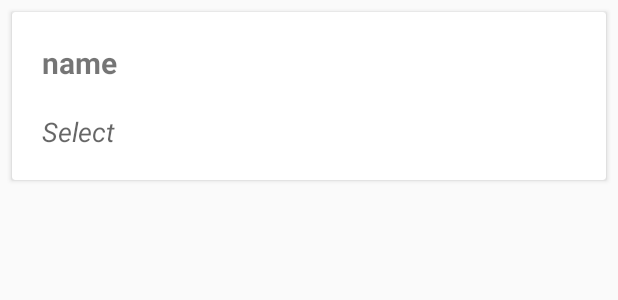
After one commit to Aritra1704/MarketPulse, an Android app: the layout criteria_item.xml on its own in the app's theme, with its tools: preview values and no code run, on a phone screen of 412 x 824 dp. The commit adds this screen. Shown: the top 300 px of the screen. Run offline under Robolectric (Android 15) with nearby library versions, the phone set to English and light mode, and no system bars.

Commit message:
Added Criteria detail screen. Provided serialization to objects.

```diff
--- a/app/build.gradle
+++ b/app/build.gradle
@@ -44,6 +44,8 @@ dependencies {
     implementation 'androidx.constraintlayout:constraintlayout:1.1.3'
     implementation 'com.google.android.material:material:1.0.0'
     implementation 'com.android.support:cardview-v7:27.1.1'
+    implementation 'androidx.legacy:legacy-support-v4:1.0.0'
+    implementation 'androidx.recyclerview:recyclerview:1.0.0'
     testImplementation 'junit:junit:4.12'
     androidTestImplementation 'androidx.test:runner:1.2.0'
     androidTestImplementation 'androidx.test.espresso:espresso-core:3.2.0'
--- a/app/src/main/AndroidManifest.xml
+++ b/app/src/main/AndroidManifest.xml
@@ -2,7 +2,7 @@
 <manifest xmlns:android="http://schemas.android.com/apk/res/android"
     package="com.example.marketpulse">
 
-    <uses-permission android:name="android.permission.INTERNET"/>
+    <uses-permission android:name="android.permission.INTERNET" />
 
     <application
         android:name=".common.AppInstance"
@@ -12,8 +12,9 @@
         android:roundIcon="@mipmap/ic_launcher_round"
         android:supportsRtl="true"
         android:theme="@style/AppTheme">
+        <activity android:name=".ui.criteriadetail.CriteriaDetailActivity"></activity>
         <activity
-            android:name=".ui.MarketActivity"
+            android:name=".ui.marketlist.MarketActivity"
             android:label="@string/app_name"
             android:theme="@style/AppTheme.NoActionBar">
             <intent-filter>
--- a/app/src/main/java/com/example/marketpulse/modules/AppComponent.java
+++ b/app/src/main/java/com/example/marketpulse/modules/AppComponent.java
@@ -1,7 +1,6 @@
 package com.example.marketpulse.modules;
 
 import com.example.marketpulse.repository.MarketRepo;
-import com.example.marketpulse.ui.MarketActivity;
 import com.example.marketpulse.modules.data.MarketNames;
 import com.example.marketpulse.webservices.RetrofitService;
 
--- a/app/src/main/java/com/example/marketpulse/modules/data/Criteria.java
+++ b/app/src/main/java/com/example/marketpulse/modules/data/Criteria.java
@@ -2,7 +2,7 @@ package com.example.marketpulse.modules.data;
 
 import javax.inject.Inject;
 
-public class Criteria {
+public class Criteria extends BaseDO  {
     private String type;
     private String text;
 
--- a/app/src/main/java/com/example/marketpulse/ui/MarketActivity.java
+++ b/app/src/main/java/com/example/marketpulse/ui/marketlist/MarketActivity.java
@@ -1,4 +1,4 @@
-package com.example.marketpulse.ui;
+package com.example.marketpulse.ui.marketlist;
 
 import android.os.Bundle;
 
@@ -6,6 +6,7 @@ import com.arpaul.utilitieslib.NetworkUtility;
 import com.example.marketpulse.R;
 import com.example.marketpulse.modules.AppComponent;
 import com.example.marketpulse.modules.data.MarketNames;
+import com.example.marketpulse.ui.BaseActivity;
 import com.example.marketpulse.viewmodel.MarketVM;
 
 import androidx.lifecycle.ViewModelProviders;
--- a/app/src/main/res/layout/content_main.xml
+++ b/app/src/main/res/layout/content_main.xml
@@ -5,7 +5,7 @@
     android:layout_width="match_parent"
     android:layout_height="match_parent"
     app:layout_behavior="@string/appbar_scrolling_view_behavior"
-    tools:context=".ui.MarketActivity">
+    tools:context=".ui.marketlist.MarketActivity">
 
     <androidx.recyclerview.widget.RecyclerView
         android:id="@+id/rvMarket"
--- /dev/null
+++ b/app/src/main/res/layout/criteria_item.xml
@@ -0,0 +1,37 @@
+<?xml version="1.0" encoding="utf-8"?>
+<androidx.cardview.widget.CardView xmlns:android="http://schemas.android.com/apk/res/android"
+    xmlns:app="http://schemas.android.com/apk/res-auto"
+    android:id="@+id/cvCrust"
+    android:layout_width="match_parent"
+    android:layout_height="wrap_content"
+    android:layout_margin="@dimen/m_8"
+    android:layout_marginTop="@dimen/m_10"
+    android:elevation="@dimen/m_5"
+    app:layout_constraintLeft_toLeftOf="parent"
+    app:layout_constraintRight_toRightOf="parent"
+    app:layout_constraintTop_toTopOf="parent">
+
+    <LinearLayout
+        android:layout_width="match_parent"
+        android:layout_height="wrap_content"
+        android:orientation="vertical"
+        android:padding="@dimen/m_20">
+
+        <TextView
+            android:id="@+id/tvCriteriaName"
+            android:layout_width="match_parent"
+            android:layout_height="wrap_content"
+            android:text="name"
+            android:textSize="@dimen/t_20"
+            android:textStyle="bold" />
+
+        <TextView
+            android:id="@+id/tvCriteriaTag"
+            android:layout_width="match_parent"
+            android:layout_height="wrap_content"
+            android:layout_marginTop="@dimen/m_20"
+            android:hint="Select"
+            android:textSize="@dimen/t_18"
+            android:textStyle="italic" />
+    </LinearLayout>
+</androidx.cardview.widget.CardView>
--- a/app/src/main/res/menu/menu_main.xml
+++ b/app/src/main/res/menu/menu_main.xml
@@ -1,7 +1,7 @@
 <menu xmlns:android="http://schemas.android.com/apk/res/android"
     xmlns:app="http://schemas.android.com/apk/res-auto"
     xmlns:tools="http://schemas.android.com/tools"
-    tools:context="com.example.marketpulse.ui.MarketActivity">
+    tools:context="com.example.marketpulse.ui.marketlist.MarketActivity">
     <item
         android:id="@+id/action_settings"
         android:orderInCategory="100"
--- a/app/src/main/res/values/dimens.xml
+++ b/app/src/main/res/values/dimens.xml
@@ -171,4 +171,5 @@
     <dimen name="t_64">64sp</dimen>
     <dimen name="t_65">65sp</dimen>
     <dimen name="t_67">67sp</dimen>
+    <dimen name="text_margin">16dp</dimen>
 </resources>
```
Also changed, not shown: app/src/main/java/com/example/marketpulse/modules/data/BaseDO.java (added, +9 -0 lines), app/src/main/java/com/example/marketpulse/modules/data/MarketNames.java (+8 -8 lines), app/src/main/java/com/example/marketpulse/ui/criteriadetail/CriteriaAdapter.java (added, +75 -0 lines), app/src/main/java/com/example/marketpulse/ui/criteriadetail/CriteriaDetailActivity.java (added, +53 -0 lines), app/src/main/java/com/example/marketpulse/ui/marketlist/MarketAdapter.java (renamed from app/src/main/java/com/example/marketpulse/ui/MarketAdapter.java, +6 -7 lines), app/src/main/res/layout/activity_criteria_detail.xml (added, +13 -0 lines).
